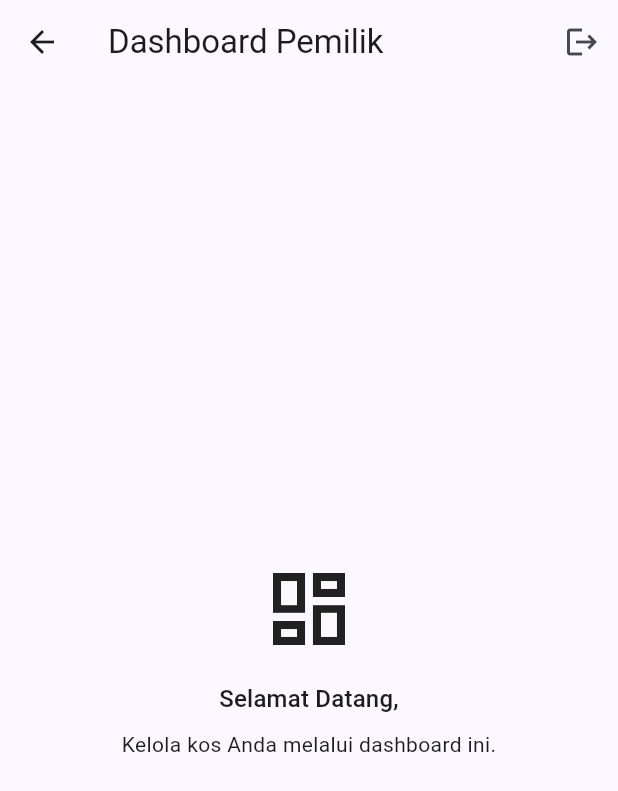
After one commit to theresiadariuss/kosfinder, a Flutter app: the OwnerDashboardScreen screen opened directly, on a phone screen of 412 x 824 dp. The commit adds this screen. Shown: the top 791 px of the screen. Run offline on Flutter 3.47's test engine with Material 3 defaults, Android fonts, the phone set to English and light mode, and no system bars; our stand-ins replace supabase_flutter; accounts and stored records are empty.

Commit message:
T11: OwnerDashboardScreen dengan logout (US04-AC2, US04-AC4)

```diff
--- /dev/null
+++ b/lib/screens/owner_dashboard_screen.dart
@@ -0,0 +1,58 @@
+import 'package:flutter/material.dart';
+import 'package:provider/provider.dart';
+
+import '../providers/auth_provider.dart';
+
+/// Owner dashboard screen skeleton with logout functionality (US04-AC2, US04-AC4).
+class OwnerDashboardScreen extends StatelessWidget {
+  const OwnerDashboardScreen({super.key});
+
+  Future<void> _logout(BuildContext context) async {
+    await context.read<AuthProvider>().signOut();
+    if (context.mounted) {
+      Navigator.of(context).pop();
+    }
+  }
+
+  @override
+  Widget build(BuildContext context) {
+    final authProvider = context.watch<AuthProvider>();
+    final user = authProvider.currentUser;
+
+    return Scaffold(
+      appBar: AppBar(
+        title: const Text('Dashboard Pemilik'),
+        actions: [
+          IconButton(
+            key: const Key('logout_button'),
+            tooltip: 'Keluar',
+            icon: const Icon(Icons.logout),
+            onPressed: () => _logout(context),
+          ),
+        ],
+      ),
+      body: Center(
+        child: Padding(
+          padding: const EdgeInsets.all(24),
+          child: Column(
+            mainAxisSize: MainAxisSize.min,
+            children: [
+              const Icon(Icons.dashboard_outlined, size: 64),
+              const SizedBox(height: 16),
+              Text(
+                'Selamat Datang, ${user?.email ?? "Pemilik"}',
+                style: Theme.of(context).textTheme.titleMedium,
+                textAlign: TextAlign.center,
+              ),
+              const SizedBox(height: 8),
+              const Text(
+                'Kelola kos Anda melalui dashboard ini.',
+                textAlign: TextAlign.center,
+              ),
+            ],
+          ),
+        ),
+      ),
+    );
+  }
+}
```
Also changed, not shown: lib/screens/kos_list_screen.dart (+24 -6 lines), 1 other file.
